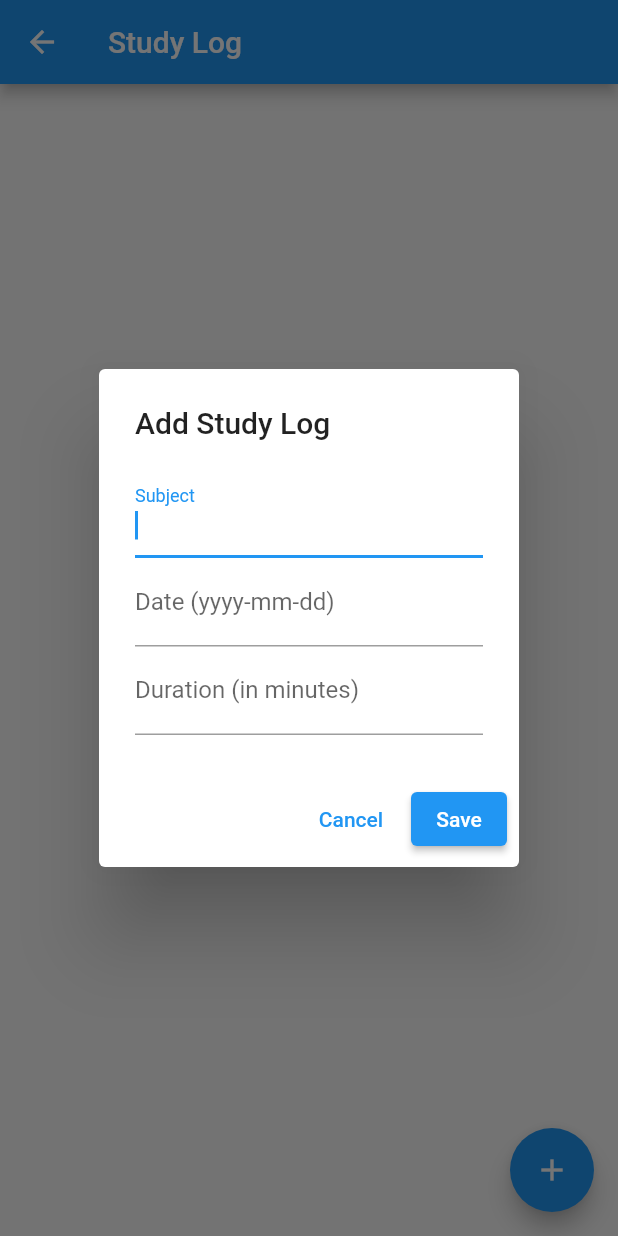
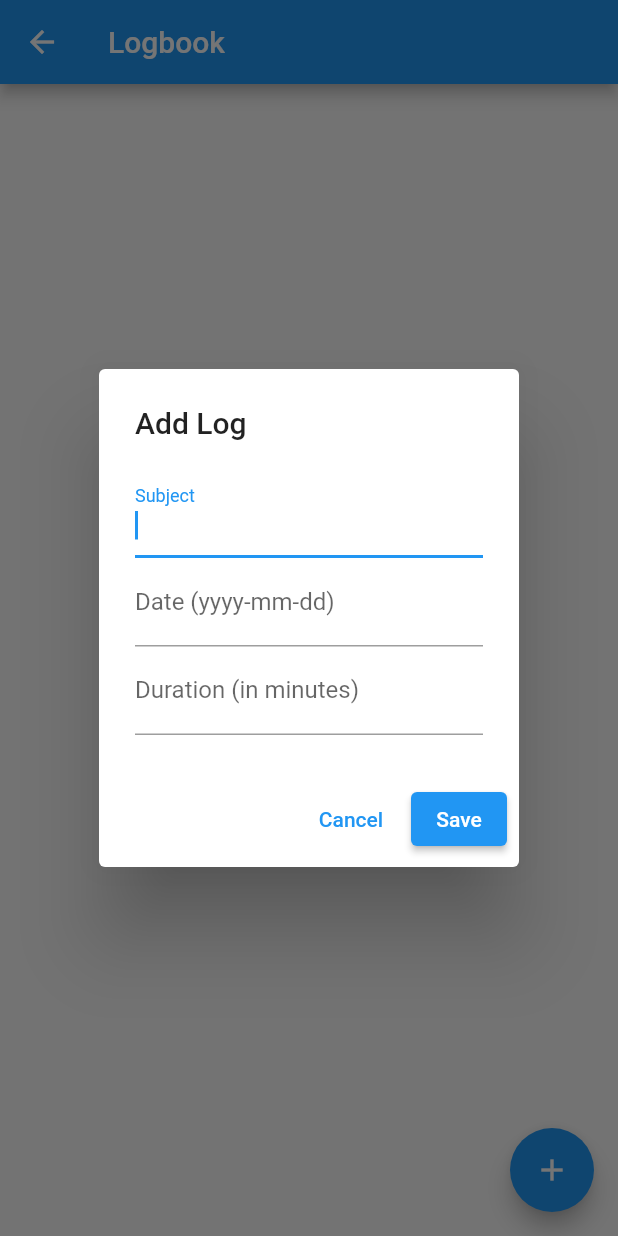
Before and after one commit to ai1rathomas1224/mindfulnet, a Flutter app: the StudyLog screen opened directly, after a tap on the "add" icon, on a phone screen of 412 x 824 dp. Run offline on Flutter 3.47's test engine with Material 2 defaults, Android fonts, the phone set to English and light mode, and no system bars; our stand-ins replace fluentui_system_icons, percent_indicator, sqflite, vibration; accounts and stored records are empty.

Commit message:
first commit

```diff
--- a/lib/QuizGame.dart
+++ b/lib/QuizGame.dart
@@ -117,7 +117,7 @@ class _QuizPageState extends State<QuizPage> {
       showDialog(
         context: context,
         builder: (_) => AlertDialog(
-          title: const Text('Quiz Completed!'),
+          title: const Text('Quiz finish!'),
           content: Text('You scored $_score out of ${_questions.length}!'),
           actions: [
             TextButton(
@@ -149,7 +149,7 @@ class _QuizPageState extends State<QuizPage> {
 
     return Scaffold(
       appBar: AppBar(
-        title: const Text('Mini Quiz App'),
+        title: const Text('MiniQuizzes'),
       ),
       body: Column(
         mainAxisAlignment: MainAxisAlignment.center,
--- a/lib/study_log.dart
+++ b/lib/study_log.dart
@@ -28,7 +28,7 @@
         context: context,
         builder: (BuildContext context) {
           return AlertDialog(
-            title: const Text('Add Study Log'),
+            title: const Text('Add Log'),
             content: SingleChildScrollView(
               child: Column(
                 mainAxisSize: MainAxisSize.min,
@@ -90,11 +90,11 @@
     Widget build(BuildContext context) {
       return Scaffold(
         appBar: AppBar(
-          title: const Text('Study Log'),
+          title: const Text('Logbook'),
         ),
         body: _logList.isEmpty
             ? const Center(
-                child: Text('No study logs yet.'),
+                child: Text('Did you really study??.'),
               )
             : ListView.builder(
                 itemCount: _logList.length,
@@ -108,7 +108,7 @@
               ),
         floatingActionButton: FloatingActionButton(
           onPressed: _showAddLogDialog,
-          tooltip: 'Add Study Log',
+          tooltip: 'Add Log',
           child: const Icon(Icons.add),
         ),
       );
```
Also changed, not shown: lib/tictactoe1.dart (+13 -12 lines), lib/timer.dart (+7 -6 lines), images/IMG_1011.jpeg (deleted), 5 other files.
